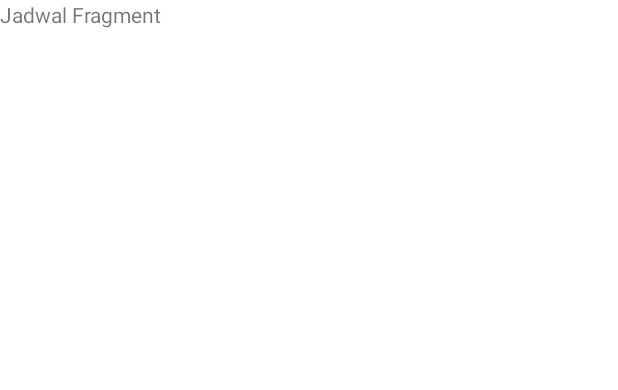
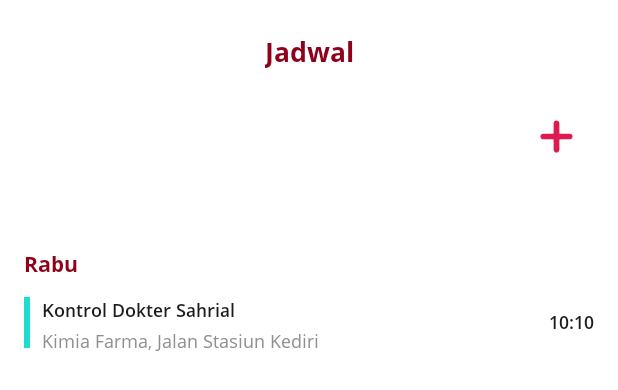
Before and after one commit to mrrezkii/Android-Kotlin-AstroApp, an Android app: the layout fragment_jadwal.xml on its own in the app's theme, with its tools: preview values and no code run, on a phone screen of 412 x 824 dp. Shown: the top 390 px of the screen. Run offline under Robolectric (Android 15) with nearby library versions, the phone set to English and light mode, and no system bars.

Commit message:
Add adapter_jadwal.xml

```diff
--- /dev/null
+++ b/app/src/main/res/drawable/ic_plus_red.xml
@@ -0,0 +1,9 @@
+<vector xmlns:android="http://schemas.android.com/apk/res/android"
+    android:width="24dp"
+    android:height="24dp"
+    android:viewportWidth="16"
+    android:viewportHeight="16">
+    <path
+        android:fillColor="#DE1B51"
+        android:pathData="M14.4071,6.6072H9.6714C9.5175,6.6072 9.3928,6.4824 9.3928,6.3286V1.5929C9.3928,0.8237 8.7691,0.2 7.9999,0.2C7.2308,0.2 6.6071,0.8237 6.6071,1.5929V6.3286C6.6071,6.4824 6.4824,6.6072 6.3285,6.6072H1.5928C0.8236,6.6072 0.2,7.2308 0.2,8C0.2,8.7692 0.8236,9.3929 1.5928,9.3929H6.3285C6.4824,9.3929 6.6071,9.5176 6.6071,9.6714V14.4072C6.6071,15.1764 7.2308,15.8 7.9999,15.8C8.7691,15.8 9.3928,15.1764 9.3928,14.4072V9.6714C9.3928,9.5176 9.5175,9.3929 9.6714,9.3929H14.4071C15.1763,9.3929 15.8,8.7692 15.8,8C15.8,7.2308 15.1763,6.6072 14.4071,6.6072Z" />
+</vector>
--- /dev/null
+++ b/app/src/main/res/layout/adapter_jadwal.xml
@@ -0,0 +1,69 @@
+<?xml version="1.0" encoding="utf-8"?>
+<androidx.constraintlayout.widget.ConstraintLayout xmlns:android="http://schemas.android.com/apk/res/android"
+    xmlns:app="http://schemas.android.com/apk/res-auto"
+    android:layout_width="match_parent"
+    android:layout_height="match_parent"
+    android:paddingBottom="27dp">
+
+    <androidx.appcompat.widget.AppCompatTextView
+        android:id="@+id/appCompatTextView3"
+        android:layout_width="wrap_content"
+        android:layout_height="wrap_content"
+        android:layout_marginStart="16dp"
+        android:layout_marginTop="16dp"
+        android:fontFamily="@font/open_sans_bold"
+        android:text="Rabu"
+        android:textColor="@color/colorPrimary"
+        android:textSize="14sp"
+        app:layout_constraintStart_toStartOf="parent"
+        app:layout_constraintTop_toTopOf="parent" />
+
+    <View
+        android:id="@+id/view"
+        android:layout_width="4dp"
+        android:layout_height="34dp"
+        android:layout_marginStart="16dp"
+        android:layout_marginTop="12dp"
+        android:background="@color/colorCyan"
+        app:layout_constraintStart_toStartOf="parent"
+        app:layout_constraintTop_toBottomOf="@+id/appCompatTextView3" />
+
+    <androidx.appcompat.widget.AppCompatTextView
+        android:id="@+id/appCompatTextView4"
+        android:layout_width="wrap_content"
+        android:layout_height="wrap_content"
+        android:layout_marginStart="8dp"
+        android:layout_marginTop="12dp"
+        android:fontFamily="@font/open_sans_semibold"
+        android:text="Kontrol Dokter Sahrial"
+        android:textColor="@color/colorBlack"
+        android:textSize="12sp"
+        app:layout_constraintStart_toEndOf="@+id/view"
+        app:layout_constraintTop_toBottomOf="@+id/appCompatTextView3" />
+
+    <androidx.appcompat.widget.AppCompatTextView
+        android:layout_width="wrap_content"
+        android:layout_height="wrap_content"
+        android:layout_marginStart="8dp"
+        android:layout_marginTop="3dp"
+        android:fontFamily="@font/open_sans"
+        android:text="Kimia Farma, Jalan Stasiun Kediri"
+        android:textColor="@color/colorGrey"
+        android:textSize="12sp"
+        app:layout_constraintStart_toEndOf="@+id/view"
+        app:layout_constraintTop_toBottomOf="@+id/appCompatTextView4" />
+
+    <androidx.appcompat.widget.AppCompatTextView
+        android:layout_width="wrap_content"
+        android:layout_height="wrap_content"
+        android:layout_marginTop="56dp"
+        android:layout_marginEnd="16dp"
+        android:fontFamily="@font/open_sans_semibold"
+        android:text="10:10"
+        android:textColor="@color/colorBlack"
+        android:textSize="12sp"
+        app:layout_constraintEnd_toEndOf="parent"
+        app:layout_constraintTop_toTopOf="parent" />
+
+
+</androidx.constraintlayout.widget.ConstraintLayout>
--- a/app/src/main/res/layout/fragment_jadwal.xml
+++ b/app/src/main/res/layout/fragment_jadwal.xml
@@ -1,11 +1,40 @@
 <?xml version="1.0" encoding="utf-8"?>
 <androidx.constraintlayout.widget.ConstraintLayout xmlns:android="http://schemas.android.com/apk/res/android"
+    xmlns:app="http://schemas.android.com/apk/res-auto"
+    xmlns:tools="http://schemas.android.com/tools"
     android:layout_width="match_parent"
     android:layout_height="match_parent">
 
-    <TextView
+    <androidx.appcompat.widget.AppCompatTextView
+        android:id="@+id/appCompatTextView2"
+        android:layout_width="wrap_content"
+        android:layout_height="wrap_content"
+        android:layout_marginTop="22dp"
+        android:fontFamily="@font/open_sans_bold"
+        android:text="Jadwal"
+        android:textColor="@color/colorPrimary"
+        android:textSize="18sp"
+        app:layout_constraintEnd_toEndOf="parent"
+        app:layout_constraintStart_toStartOf="parent"
+        app:layout_constraintTop_toTopOf="parent" />
+
+    <androidx.appcompat.widget.AppCompatImageView
+        android:id="@+id/appCompatImageView"
+        android:layout_width="22dp"
+        android:layout_height="62dp"
+        android:layout_marginTop="60dp"
+        android:layout_marginEnd="30dp"
+        android:src="@drawable/ic_plus_red"
+        app:layout_constraintEnd_toEndOf="parent"
+        app:layout_constraintTop_toTopOf="parent" />
+
+    <androidx.recyclerview.widget.RecyclerView
+        android:id="@+id/list_material"
         android:layout_width="match_parent"
-        android:layout_height="match_parent"
-        android:text="Jadwal Fragment" />
+        android:layout_height="wrap_content"
+        android:layout_marginTop="28dp"
+        app:layoutManager="androidx.recyclerview.widget.LinearLayoutManager"
+        app:layout_constraintTop_toBottomOf="@+id/appCompatImageView"
+        tools:listitem="@layout/adapter_jadwal" />
 
 </androidx.constraintlayout.widget.ConstraintLayout>
--- a/app/src/main/res/values/colors.xml
+++ b/app/src/main/res/values/colors.xml
@@ -6,6 +6,8 @@
     <color name="colorHint">#161e54</color>
     <color name="colorBackground">#F2F2F7</color>
     <color name="colorWhite">#FFFFFF</color>
-    <color name="colorBlack">#111111</color>
+    <color name="colorBlack">#1C1C1E</color>
     <color name="colorWhiteBorder">#E2E2E2</color>
+    <color name="colorCyan">#1BDECE</color>
+    <color name="colorGrey">#8E8E93</color>
 </resources>
```
